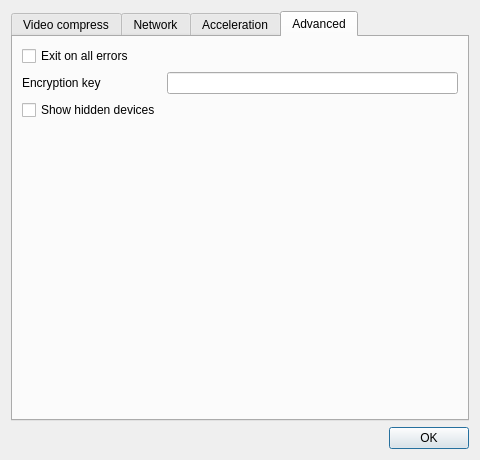
The window that gui/QT/ui/settings.ui (CESNET/UltraGrid) describes before a commit, drawn with Qt 5.
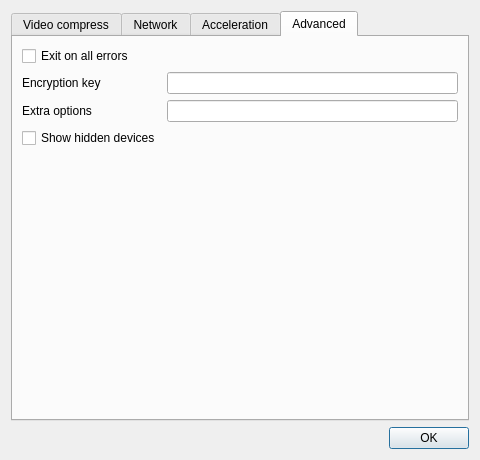
The same window after the commit. The open tabs and pages were chosen to show the change.

Commit message: GUI: Add an extra opts for user specified arguments

What changed in the file:
```diff
--- a/gui/QT/ui/settings.ui
+++ b/gui/QT/ui/settings.ui
@@ -499,7 +499,7 @@
        <item row="1" column="1">
         <widget class="QLineEdit" name="encryptionLineEdit"/>
        </item>
-       <item row="2" column="0">
+       <item row="3" column="0">
         <widget class="QCheckBox" name="advModeCheck">
          <property name="toolTip">
           <string>Show all input/output modules as reported by UltraGrid. Note that most of the hidden devices are not useful.</string>
@@ -509,6 +509,16 @@
          </property>
         </widget>
        </item>
+       <item row="2" column="0">
+        <widget class="QLabel" name="cap_filers_label">
+         <property name="text">
+          <string>Extra options</string>
+         </property>
+        </widget>
+       </item>
+       <item row="2" column="1">
+        <widget class="QLineEdit" name="extraOptsLineEdit"/>
+       </item>
       </layout>
      </widget>
     </widget>
```
Left out of the diff: 2 changed lines with no effect on the pictures. The commit also changes 3 other files.
